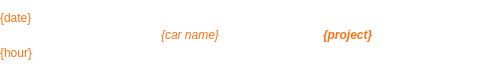
Above: listitem.ui from Ph4sm4/FinelogApp before the change. Below: the same form after it.
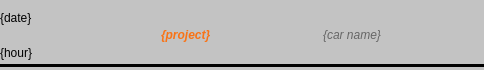
That is the form after the change.

Commit message: more ui changes and database related work

Patch:
```diff
--- a/listitem.ui
+++ b/listitem.ui
@@ -13,15 +13,17 @@
   <property name="maximumSize">
    <size>
     <width>16777215</width>
-    <height>70</height>
+    <height>72</height>
    </size>
   </property>
   <property name="windowTitle">
    <string>Form</string>
   </property>
   <property name="styleSheet">
-   <string notr="true">QWidget {
-background: transparent;
+   <string notr="true">#ListItem {
+background: rgb(195, 195, 195);
+margin-bottom: 3px;
+border-bottom: 3px solid black;
 }</string>
   </property>
   <layout class="QVBoxLayout" name="verticalLayout_3">
@@ -52,7 +54,7 @@
             <widget class="QLabel" name="dateLabel">
              <property name="styleSheet">
               <string notr="true">QLabel {
-color:  rgb(249, 115, 22);
+color:  black;
 }</string>
              </property>
              <property name="text">
@@ -64,7 +66,7 @@
             <widget class="QLabel" name="hourLabel">
              <property name="styleSheet">
               <string notr="true">QLabel {
-color:  rgb(249, 115, 22);
+color:  black;
 }</string>
              </property>
              <property name="text">
@@ -74,42 +76,8 @@
            </item>
           </layout>
          </item>
-         <item>
-          <spacer name="horizontalSpacer">
-           <property name="orientation">
-            <enum>Qt::Horizontal</enum>
-           </property>
-           <property name="sizeType">
-            <enum>QSizePolicy::Fixed</enum>
-           </property>
-           <property name="sizeHint" stdset="0">
-            <size>
-             <width>70</width>
-             <height>20</height>
-            </size>
-           </property>
-          </spacer>
-         </item>
         </layout>
        </item>
-       <item>
-        <widget class="QLabel" name="car_nameLabel">
-         <property name="font">
-          <font>
-           <italic>true</italic>
-           <bold>false</bold>
-          </font>
-         </property>
-         <property name="styleSheet">
-          <string notr="true">QLabel {
-color:  rgb(249, 115, 22);
-}</string>
-         </property>
-         <property name="text">
-          <string>{car name}</string>
-         </property>
-        </widget>
-       </item>
        <item>
         <widget class="QLabel" name="projectLabel">
          <property name="font">
@@ -128,6 +96,24 @@
          </property>
         </widget>
        </item>
+       <item>
+        <widget class="QLabel" name="car_nameLabel">
+         <property name="font">
+          <font>
+           <italic>true</italic>
+           <bold>false</bold>
+          </font>
+         </property>
+         <property name="styleSheet">
+          <string notr="true">QLabel {
+color:  rgb(102, 102, 102);
+}</string>
+         </property>
+         <property name="text">
+          <string>{car name}</string>
+         </property>
+        </widget>
+       </item>
       </layout>
      </item>
     </layout>
```
The commit also changes 7 other files.
